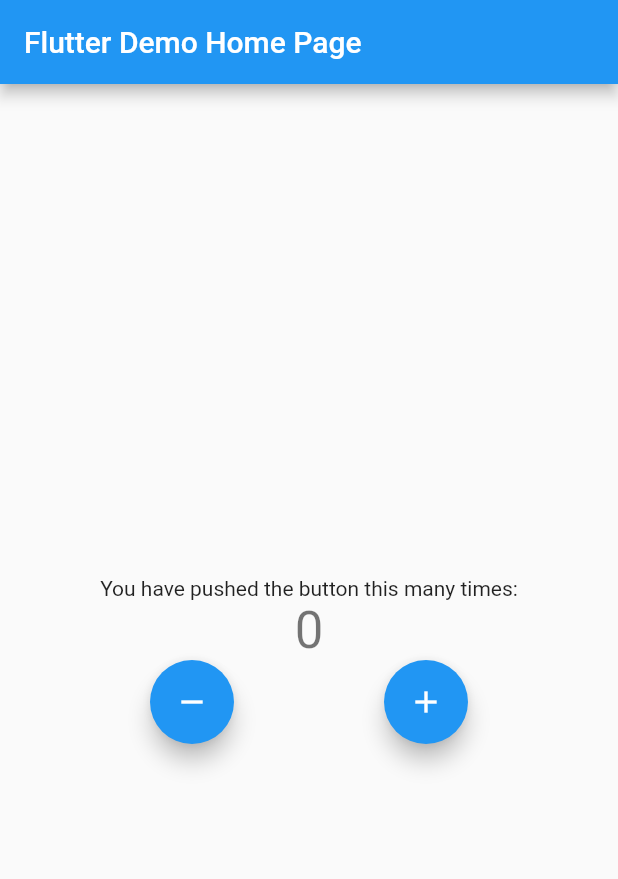
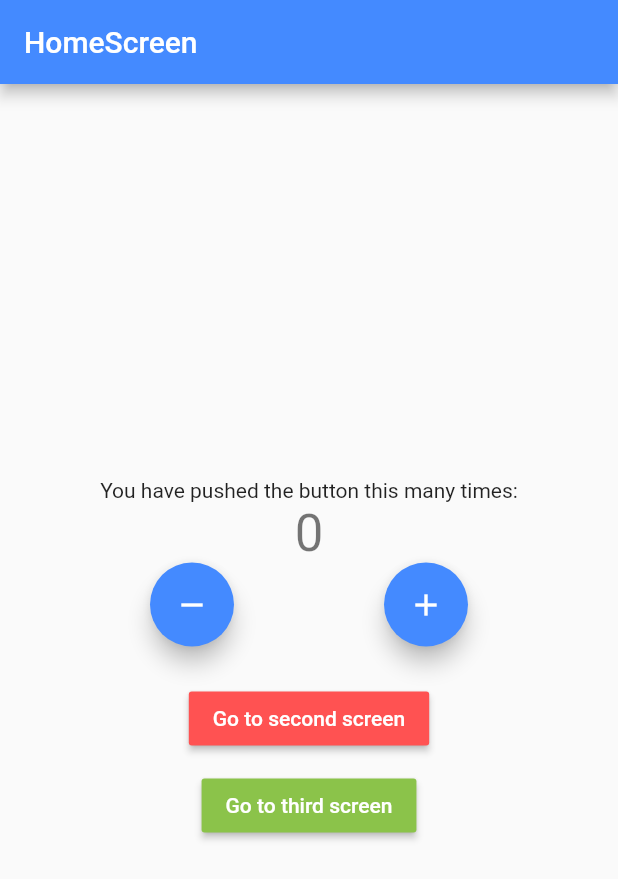
Before and after one commit to BBrown4/bloc_counter, a Flutter app: the screen it shows after launch, on a phone screen of 412 x 824 dp. Shown: the top 879 px of the screen. Run offline on Flutter 3.47's test engine with Material 2 defaults, Android fonts, the phone set to English and light mode, and no system bars; our stand-ins replace bloc, equatable, flutter_bloc.

Commit message:
implemented routing and passing bloc between screens

```diff
--- a/lib/main.dart
+++ b/lib/main.dart
@@ -1,4 +1,8 @@
-import 'package:bloc_counter/cubit/counter_cubit.dart';
+import 'package:bloc_counter/logic/cubit/counter_cubit.dart';
+import 'package:bloc_counter/presentation/router/app_router.dart';
+import 'package:bloc_counter/presentation/screens/home_screen.dart';
+import 'package:bloc_counter/presentation/screens/second_screen.dart';
+import 'package:bloc_counter/presentation/screens/third_screen.dart';
 import 'package:flutter/material.dart';
 import 'package:flutter_bloc/flutter_bloc.dart';
 
@@ -7,6 +11,8 @@ void main() {
 }
 
 class MyApp extends StatelessWidget {
+  final AppRouter _appRouter = AppRouter();
+
   @override
   Widget build(BuildContext context) {
     return BlocProvider(
@@ -16,86 +22,8 @@ class MyApp extends StatelessWidget {
         theme: ThemeData(
           primarySwatch: Colors.blue,
         ),
-        home: MyHomePage(title: 'Flutter Demo Home Page'),
+        onGenerateRoute: _appRouter.onGenerated,
       ),
     );
   }
 }
-
-class MyHomePage extends StatefulWidget {
-  MyHomePage({Key key, this.title}) : super(key: key);
-
-  final String title;
-
-  @override
-  _MyHomePageState createState() => _MyHomePageState();
-}
-
-class _MyHomePageState extends State<MyHomePage> {
-  @override
-  Widget build(BuildContext context) {
-    return Scaffold(
-      appBar: AppBar(
-        title: Text(widget.title),
-      ),
-      body: Center(
-        child: Column(
-          mainAxisAlignment: MainAxisAlignment.center,
-          children: <Widget>[
-            Text(
-              'You have pushed the button this many times:',
-            ),
-            BlocConsumer<CounterCubit, CounterState>(
-              listener: (context, state) {
-                if (state.wasIncremented == true) {
-                  ScaffoldMessenger.of(context).showSnackBar(
-                    SnackBar(
-                      content: Text('Incremented!'),
-                      duration: Duration(milliseconds: 300),
-                    ),
-                  );
-                } else if (state.wasIncremented == false) {
-                  ScaffoldMessenger.of(context).showSnackBar(
-                    SnackBar(
-                      content: Text('Decremented!'),
-                      duration: Duration(milliseconds: 300),
-                    ),
-                  );
-                }
-              },
-              builder: (context, state) {
-                return Text(
-                  state.counterValue.toString(),
-                  style: Theme.of(context).textTheme.headline4,
-                );
-              },
-            ),
-            Row(
-              mainAxisAlignment: MainAxisAlignment.spaceEvenly,
-              children: <Widget>[
-                // Decrement
-                FloatingActionButton(
-                  onPressed: () =>
-                      BlocProvider.of<CounterCubit>(context).decrement(),
-                  tooltip: 'Decrement',
-                  child: Icon(
-                    Icons.remove,
-                  ),
-                ),
-                // Increment
-                FloatingActionButton(
-                  onPressed: () =>
-                      BlocProvider.of<CounterCubit>(context).increment(),
-                  tooltip: 'Increment',
-                  child: Icon(
-                    Icons.add,
-                  ),
-                ),
-              ],
-            ),
-          ],
-        ),
-      ),
-    );
-  }
-}
--- /dev/null
+++ b/lib/presentation/router/app_router.dart
@@ -0,0 +1,40 @@
+import 'package:bloc_counter/logic/cubit/counter_cubit.dart';
+import 'package:bloc_counter/presentation/screens/home_screen.dart';
+import 'package:bloc_counter/presentation/screens/second_screen.dart';
+import 'package:bloc_counter/presentation/screens/third_screen.dart';
+import 'package:flutter/material.dart';
+import 'package:flutter/widgets.dart';
+import 'package:flutter_bloc/flutter_bloc.dart';
+
+class AppRouter {
+  Route onGenerated(RouteSettings settings) {
+    switch (settings.name) {
+      case '/':
+        return MaterialPageRoute(
+          builder: (_) => HomeScreen(
+            title: 'HomeScreen',
+            color: Colors.blueAccent,
+          ),
+        );
+        break;
+      case '/second':
+        return MaterialPageRoute(
+          builder: (_) => SecondScreen(
+            title: 'SecondScreen',
+            color: Colors.redAccent,
+          ),
+        );
+        break;
+      case '/third':
+        return MaterialPageRoute(
+          builder: (_) => ThirdScreen(
+            title: 'ThirdScreen',
+            color: Colors.lightGreen,
+          ),
+        );
+        break;
+      default:
+        return null;
+    }
+  }
+}
--- /dev/null
+++ b/lib/presentation/screens/home_screen.dart
@@ -0,0 +1,98 @@
+import 'package:bloc_counter/logic/cubit/counter_cubit.dart';
+import 'package:bloc_counter/presentation/screens/second_screen.dart';
+import 'package:bloc_counter/presentation/screens/third_screen.dart';
+import 'package:flutter/material.dart';
+import 'package:flutter_bloc/flutter_bloc.dart';
+
+class HomeScreen extends StatefulWidget {
+  HomeScreen({Key key, this.title, this.color}) : super(key: key);
+
+  final String title;
+  final Color color;
+
+  @override
+  _HomeScreenState createState() => _HomeScreenState();
+}
+
+class _HomeScreenState extends State<HomeScreen> {
+  @override
+  Widget build(BuildContext context) {
+    return Scaffold(
+      appBar: AppBar(
+        title: Text(widget.title),
+        backgroundColor: widget.color,
+      ),
+      body: Center(
+        child: Column(
+          mainAxisAlignment: MainAxisAlignment.center,
+          children: <Widget>[
+            Text(
+              'You have pushed the button this many times:',
+            ),
+            BlocBuilder<CounterCubit, CounterState>(
+              builder: (context, state) {
+                return Text(
+                  state.counterValue.toString(),
+                  style: Theme.of(context).textTheme.headline4,
+                );
+              },
+            ),
+            Row(
+              mainAxisAlignment: MainAxisAlignment.spaceEvenly,
+              children: <Widget>[
+                // Decrement
+                FloatingActionButton(
+                  heroTag: null,
+                  onPressed: () =>
+                      BlocProvider.of<CounterCubit>(context).decrement(),
+                  tooltip: 'Decrement',
+                  child: Icon(
+                    Icons.remove,
+                  ),
+                  backgroundColor: widget.color,
+                ),
+                // Increment
+                FloatingActionButton(
+                  heroTag: null,
+                  onPressed: () =>
+                      BlocProvider.of<CounterCubit>(context).increment(),
+                  tooltip: 'Increment',
+                  child: Icon(
+                    Icons.add,
+                  ),
+                  backgroundColor: widget.color,
+                ),
+              ],
+            ),
+            SizedBox(
+              height: 24,
+            ),
+            MaterialButton(
+              color: Colors.redAccent,
+              onPressed: () => Navigator.of(context).pushNamed('/second'),
+              child: Text(
+                'Go to second screen',
+                style: TextStyle(
+                  color: Colors.white,
+                ),
+              ),
+            ),
+            SizedBox(
+              height: 10,
+            ),
+            MaterialButton(
+              color: Colors.lightGreen,
+              onPressed: () => Navigator.of(context).pushNamed('/third'),
+              child: Text(
+                'Go to third screen',
+                style: TextStyle(
+                  color: Colors.white,
+                ),
+              ),
+            ),
+          ],
+        ),
+      ),
+    );
+  }
+}
```
Also changed, not shown: lib/presentation/screens/second_screen.dart (added, +84 -0 lines), lib/presentation/screens/third_screen.dart (added, +73 -0 lines), lib/logic/cubit/counter_cubit.dart (renamed from lib/cubit/counter_cubit.dart), lib/logic/cubit/counter_state.dart (renamed from lib/cubit/counter_state.dart), 1 other file.
